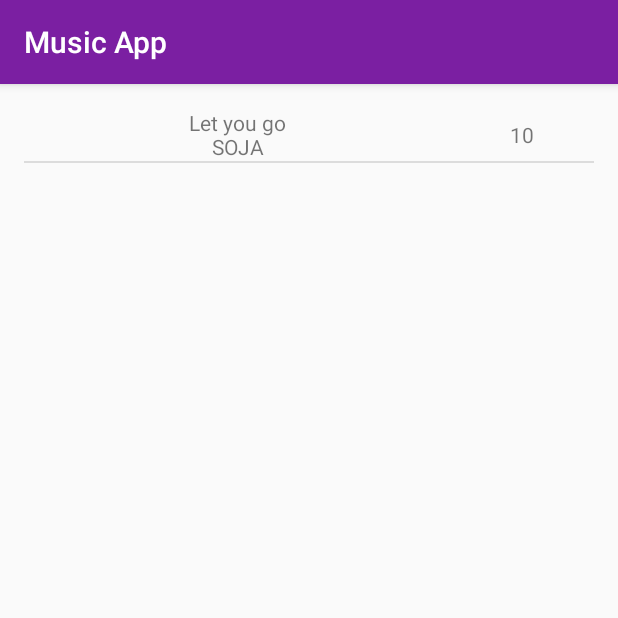
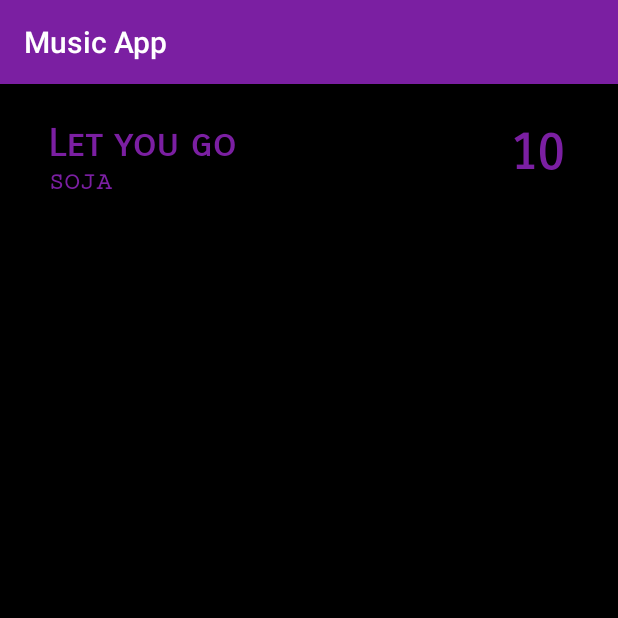
Before and after one commit to dsi28/Music-App, an Android app: the screen it shows after launch (MusicList_Activity), after a tap on an icon or button, on a phone screen of 412 x 824 dp, the top half of it. Run offline under Robolectric (Android 15) with nearby library versions, the phone set to English and light mode, and no system bars; our stand-ins replace ButterKnife; 1 other tap on this screen came first.

Commit message:
changes to UI

```diff
--- a/app/src/main/java/com/example/android/musicapp/MusicList_Activity.java
+++ b/app/src/main/java/com/example/android/musicapp/MusicList_Activity.java
@@ -25,7 +25,7 @@ public class MusicList_Activity extends AppCompatActivity {
                 songList.add(new Song("reggae", "Let you go", 3.5, "SOJA", "", "Strength To Survive"));
                 songList.add(new Song("reggae", "Let you go", 3.5, "SOJA", "", "Strength To Survive"));
                 songList.add(new Song("reggae", "Let you go", 3.5, "SOJA", "", "Strength To Survive"));
-                songList.add(new Song("reggae", "Let you go", 3.5, "SOJA", "", "Strength To Survive"));
+                songList.add(new Song("reggae", "She Still Loves", 3.5, "SOJA", "Collie Buddz", "Amid The Noise And Haste"));
                 songList.add(new Song("reggae", "Let you go", 3.5, "SOJA", "", "Strength To Survive"));
                 songList.add(new Song("reggae", "Let you go", 3.5, "SOJA", "", "Strength To Survive"));
                 songList.add(new Song("reggae", "Let you go", 3.5, "SOJA", "", "Strength To Survive"));
--- a/app/src/main/java/com/example/android/musicapp/Song.java
+++ b/app/src/main/java/com/example/android/musicapp/Song.java
@@ -80,6 +80,7 @@ public class Song {
             displayArtist= mainArtist;
         }else {
             displayArtist = mainArtist + ", " + featArtist;
+            //cut off
         }
     }
 
--- a/app/src/main/java/com/example/android/musicapp/SongAdapter.java
+++ b/app/src/main/java/com/example/android/musicapp/SongAdapter.java
@@ -10,6 +10,7 @@ import android.widget.ArrayAdapter;
 import android.widget.TextView;
 
 import java.util.ArrayList;
+import java.util.List;
 
 public class SongAdapter extends ArrayAdapter<Song>{
 
@@ -26,10 +27,13 @@ public class SongAdapter extends ArrayAdapter<Song>{
         Song currentSong = getItem(position);
 
         // Find the TextView in the list_item.xml layout with the minwok word
-        TextView songInfo = (TextView) listItemView.findViewById(R.id.snameAndArtistTV);
+        TextView songName = (TextView) listItemView.findViewById(R.id.sNameTV);
         // Get the version name from the current AndroidFlavor object and
         // set this text on the name TextView
-        songInfo.setText(currentSong.displaySongInfo());
+        songName.setText(currentSong.getName());
+
+        TextView artistName = (TextView) listItemView.findViewById(R.id.aNameTV);
+        artistName.setText(currentSong.getDisplayArtist());
 
         // Find the TextView in the list_item.xml layout with the ID version_number
         TextView scoreTextView = (TextView) listItemView.findViewById(R.id.scoreTV);
--- a/app/src/main/res/drawable/ic_play_circle_outline_black_24dp.xml
+++ b/app/src/main/res/drawable/ic_play_circle_outline_black_24dp.xml
@@ -1,4 +1,5 @@
-<vector android:height="55dp" android:viewportHeight="24.0"
-    android:viewportWidth="24.0" android:width="55dp" xmlns:android="http://schemas.android.com/apk/res/android">
+<vector android:height="24dp" android:tint="#7B1FA2"
+    android:viewportHeight="24.0" android:viewportWidth="24.0"
+    android:width="24dp" xmlns:android="http://schemas.android.com/apk/res/android">
     <path android:fillColor="#FF000000" android:pathData="M10,16.5l6,-4.5 -6,-4.5v9zM12,2C6.48,2 2,6.48 2,12s4.48,10 10,10 10,-4.48 10,-10S17.52,2 12,2zM12,20c-4.41,0 -8,-3.59 -8,-8s3.59,-8 8,-8 8,3.59 8,8 -3.59,8 -8,8z"/>
 </vector>
--- a/app/src/main/res/layout/activity_music_list_.xml
+++ b/app/src/main/res/layout/activity_music_list_.xml
@@ -7,4 +7,5 @@
     android:paddingLeft="16dp"
     android:paddingRight="16dp"
     android:paddingBottom="16dp"
-    android:paddingTop="16dp"/>
+    android:paddingTop="16dp"
+    android:background="@color/black"/>
--- a/app/src/main/res/layout/activity_music_player_.xml
+++ b/app/src/main/res/layout/activity_music_player_.xml
@@ -150,12 +150,15 @@
         android:layout_height="wrap_content"
         android:layout_marginBottom="8dp"
         android:layout_marginEnd="8dp"
+        android:layout_marginLeft="24dp"
         android:layout_marginRight="8dp"
+        android:layout_marginStart="24dp"
         android:layout_marginTop="16dp"
         android:adjustViewBounds="false"
         android:cropToPadding="false"
         app:layout_constraintBottom_toTopOf="@+id/playerForward"
         app:layout_constraintEnd_toStartOf="@+id/playerForward"
+        app:layout_constraintStart_toEndOf="@+id/playerPauseSong"
         app:layout_constraintTop_toBottomOf="@+id/playerPic"
         app:srcCompat="@android:drawable/ic_input_add" />
 
@@ -164,10 +167,13 @@
         android:layout_width="wrap_content"
         android:layout_height="wrap_content"
         android:layout_marginBottom="8dp"
+        android:layout_marginEnd="24dp"
         android:layout_marginLeft="8dp"
+        android:layout_marginRight="24dp"
         android:layout_marginStart="8dp"
         android:layout_marginTop="16dp"
         app:layout_constraintBottom_toTopOf="@+id/playerBack"
+        app:layout_constraintEnd_toStartOf="@+id/playerPauseSong"
         app:layout_constraintStart_toEndOf="@+id/playerBack"
         app:layout_constraintTop_toBottomOf="@+id/playerPic"
         app:srcCompat="@android:drawable/ic_delete" />
--- a/app/src/main/res/layout/list_item.xml
+++ b/app/src/main/res/layout/list_item.xml
@@ -1,31 +1,62 @@
 <?xml version="1.0" encoding="utf-8"?>
-<LinearLayout
+<RelativeLayout
     xmlns:android="http://schemas.android.com/apk/res/android"
     android:layout_width="match_parent"
     android:layout_height="wrap_content"
-    xmlns:tools="http://schemas.android.com/tools"
-    android:orientation="horizontal"
-    android:layout_marginTop="16dp"
-    android:layout_marginLeft="16dp"
-    android:layout_marginStart="16dp"
-    android:layout_marginRight="16dp"
-    android:layout_marginEnd="16dp">
+    android:orientation="horizontal">
+
 
     <TextView
-        android:id="@+id/snameAndArtistTV"
-        android:layout_width="0dp"
+        android:id="@+id/sNameTV"
+        android:layout_alignParentLeft="true"
+        android:layout_toLeftOf="@id/scoreTV"
+        android:layout_width="wrap_content"
         android:layout_height="wrap_content"
-        android:layout_weight="3"
-        android:gravity="center"
+        android:gravity="center_vertical"
+        android:textSize="25sp"
+        android:textColor="@color/colorAccent"
+        android:layout_marginLeft="16dp"
+        android:layout_marginStart="16dp"
+        android:layout_marginTop="8dp"
+        android:textStyle="bold"
+            android:fontFamily="sans-serif-smallcaps"
+        android:text="Let you go"/>
+    <TextView
+        android:id="@+id/aNameTV"
+        android:layout_alignParentLeft="true"
+        android:layout_toLeftOf="@id/scoreTV"
+        android:layout_below="@id/sNameTV"
+        android:layout_width="wrap_content"
+        android:layout_height="wrap_content"
+        android:layout_gravity="center"
+        android:textSize="17sp"
+        android:textStyle="bold"
+        android:textColor="@color/colorAccent"
+        android:layout_marginLeft="16dp"
+        android:layout_marginStart="16dp"
+        android:fontFamily="serif-monospace"
+        android:text="soja"
+        />
 
-        tools:text="I don't wanna wait\nSOJA"/>
+
+
+
     <TextView
         android:id="@+id/scoreTV"
-        android:layout_width="0dp"
-        android:layout_height="match_parent"
-        android:layout_weight="1"
+        android:layout_alignParentRight="true"
+        android:layout_width="wrap_content"
+        android:layout_height="wrap_content"
         android:gravity="center"
+        android:layout_centerInParent="true"
+        android:layout_marginRight="16dp"
+        android:textStyle="bold"
+        android:textSize="33sp"
+        android:text="10"
+        android:fontFamily="sans-serif-smallcaps"
+        android:padding="4dp"
+        android:textColor="@color/colorAccent"
+        />
 
-        tools:text="10"/>
 
-</LinearLayout>
+
+</RelativeLayout>
--- a/app/src/main/res/values/colors.xml
+++ b/app/src/main/res/values/colors.xml
@@ -1,9 +1,10 @@
 <?xml version="1.0" encoding="utf-8"?>
 <resources>
     <color name="colorPrimary">#7b1fa2</color>
-    <color name="colorPrimaryDark">#7b1fa2</color>
+    <color name="colorPrimaryDark">#431159</color>
     <color name="colorAccent">#7b1fa2</color>
     <color name="noLike">#D32F2F</color>
     <color name="like">#388E3C</color>
     <color name="black">#000</color>
+    <color name="selected">#E1BEE7</color>
 </resources>
```
Also changed, not shown: app/src/main/java/com/example/android/musicapp/MainActivity.java (+11 -10 lines), app/src/main/res/layout/activity_main.xml (+20 -11 lines).
